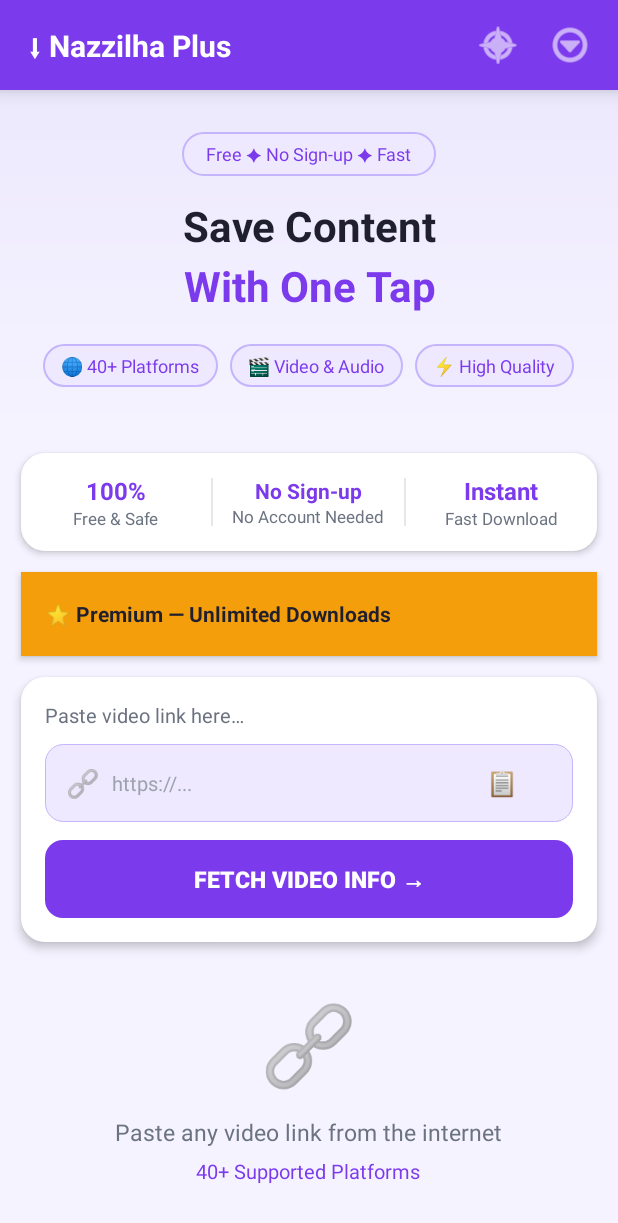
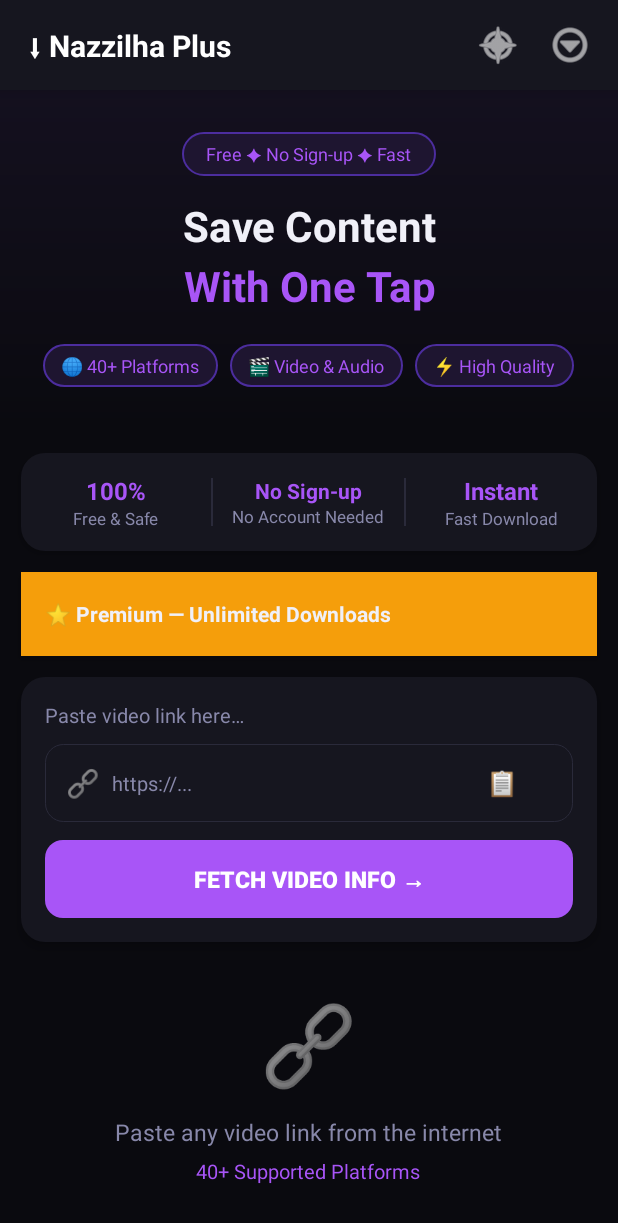
Before and after one commit to Ahmedmutlag/VIP-, an Android app: the screen it shows after launch (MainActivity), on a phone screen of 412 x 824 dp. Shown: the top 1223 px of the screen. Run offline under Robolectric (Android 15) with nearby library versions, the phone set to English and light mode, and no system bars; libraries missing offline, so code that uses them is left out: com.android.billingclient, com.google.android.play; 3 statements that could not run were skipped.

Commit message:
Apply dark theme to Android app matching website palette
Background #0a0a0f, card #16161f, borders #2a2a3a, accent #a855f7,
secondary cyan tones — mirrors the website's existing dark design.

Co-Authored-By: Claude Sonnet 4.6 <noreply@anthropic.com>
Claude-Session: https://claude.ai/code/session_01Lhfm8FpS78GKDGPdXmKrZi

```diff
--- a/android-app/app/src/main/java/com/nazzilhaplus/app/AppTheme.java
+++ b/android-app/app/src/main/java/com/nazzilhaplus/app/AppTheme.java
@@ -48,14 +48,14 @@ public class AppTheme {
 
     public static final AppTheme PURPLE = new AppTheme(
         "purple", "بنفسجي",
-        0xFFF5F3FF, 0xFF7C3AED, 0xFFFFFFFF,
-        0xFF7C3AED, 0xFF6D28D9,
-        0xFF1F1F2E, 0xFF6B7280,
-        0xFFEDE9FE, 0xFFF5F3FF,
-        0xFFEEE9FF, 0xFF1E1B2E,
-        0xFFEEE9FF, 0xFFC4B5FD,
-        0xFFEEE9FF, 0xFFC4B5FD,
-        0xFFE5E7EB
+        /* bg, header, card    */ 0xFF0a0a0f, 0xFF16161f, 0xFF16161f,
+        /* accent, accentDark  */ 0xFFa855f7, 0xFF7c3aed,
+        /* textPrimary, muted  */ 0xFFf0f0f8, 0xFF8888aa,
+        /* heroStart, heroEnd  */ 0xFF14101f, 0xFF0a0a0f,
+        /* progressTrack, footer */ 0xFF2a2a3a, 0xFF0d0d14,
+        /* inputBg, inputBorder  */ 0xFF16161f, 0xFF2a2a3a,
+        /* chipBg, chipBorder    */ 0xFF1e1530, 0xFF4c2d9e,
+        /* divider */ 0xFF2a2a3a
     );
 
     public static AppTheme getDefault() {
--- a/android-app/app/src/main/res/drawable/card_bg.xml
+++ b/android-app/app/src/main/res/drawable/card_bg.xml
@@ -1,5 +1,6 @@
 <?xml version="1.0" encoding="utf-8"?>
 <shape xmlns:android="http://schemas.android.com/apk/res/android">
-    <solid android:color="#FFFFFF" />
+    <solid android:color="#16161f" />
     <corners android:radius="16dp" />
+    <stroke android:width="1dp" android:color="#2a2a3a" />
 </shape>
--- a/android-app/app/src/main/res/drawable/chip_bg.xml
+++ b/android-app/app/src/main/res/drawable/chip_bg.xml
@@ -1,6 +1,6 @@
 <?xml version="1.0" encoding="utf-8"?>
 <shape xmlns:android="http://schemas.android.com/apk/res/android">
-    <solid android:color="#EEE9FF" />
+    <solid android:color="#1e1530" />
     <corners android:radius="24dp" />
-    <stroke android:width="1dp" android:color="#C4B5FD" />
+    <stroke android:width="1dp" android:color="#4c2d9e" />
 </shape>
--- a/android-app/app/src/main/res/drawable/hero_bg.xml
+++ b/android-app/app/src/main/res/drawable/hero_bg.xml
@@ -1,7 +1,7 @@
 <?xml version="1.0" encoding="utf-8"?>
 <shape xmlns:android="http://schemas.android.com/apk/res/android">
     <gradient
-        android:startColor="#EDE9FE"
-        android:endColor="#F5F3FF"
+        android:startColor="#14101f"
+        android:endColor="#0a0a0f"
         android:angle="270" />
 </shape>
--- a/android-app/app/src/main/res/drawable/input_bg.xml
+++ b/android-app/app/src/main/res/drawable/input_bg.xml
@@ -1,6 +1,6 @@
 <?xml version="1.0" encoding="utf-8"?>
 <shape xmlns:android="http://schemas.android.com/apk/res/android">
-    <solid android:color="#EEE9FF" />
+    <solid android:color="#16161f" />
     <corners android:radius="12dp" />
-    <stroke android:width="1dp" android:color="#C4B5FD" />
+    <stroke android:width="1dp" android:color="#2a2a3a" />
 </shape>
--- a/android-app/app/src/main/res/layout/activity_main.xml
+++ b/android-app/app/src/main/res/layout/activity_main.xml
@@ -4,7 +4,7 @@
     android:layout_width="match_parent"
     android:layout_height="match_parent"
     android:orientation="vertical"
-    android:background="#F5F3FF">
+    android:background="#0a0a0f">
 
     <!-- ══ Header ══════════════════════════════════════════════════════════ -->
     <LinearLayout
@@ -13,7 +13,7 @@
         android:layout_height="60dp"
         android:orientation="horizontal"
         android:gravity="center_vertical"
-        android:background="#7C3AED"
+        android:background="#16161f"
         android:paddingStart="18dp"
         android:paddingEnd="8dp"
         android:elevation="8dp">
@@ -104,7 +104,7 @@
                     android:layout_height="wrap_content"
                     android:text="@string/tagline"
                     android:textSize="12sp"
-                    android:textColor="#7C3AED"
+                    android:textColor="#a855f7"
                     android:background="@drawable/chip_bg"
                     android:paddingStart="16dp"
                     android:paddingEnd="16dp"
@@ -118,7 +118,7 @@
                     android:layout_height="wrap_content"
                     android:text="@string/hero_title1"
                     android:textSize="28sp"
-                    android:textColor="#1F1F2E"
+                    android:textColor="#f0f0f8"
                     android:textStyle="bold"
                     android:gravity="center"
                     android:layout_marginBottom="2dp" />
@@ -129,7 +129,7 @@
                     android:layout_height="wrap_content"
                     android:text="@string/hero_title2"
                     android:textSize="28sp"
-                    android:textColor="#7C3AED"
+                    android:textColor="#a855f7"
                     android:textStyle="bold"
                     android:gravity="center"
                     android:layout_marginBottom="20dp" />
@@ -146,7 +146,7 @@
                         android:layout_height="wrap_content"
                         android:text="@string/feat_platforms"
                         android:textSize="12sp"
-                        android:textColor="#7C3AED"
+                        android:textColor="#a855f7"
                         android:background="@drawable/chip_bg"
                         android:paddingStart="12dp"
                         android:paddingEnd="12dp"
@@ -159,7 +159,7 @@
                         android:layout_height="wrap_content"
                         android:text="@string/feat_media"
                         android:textSize="12sp"
-                        android:textColor="#6D28D9"
+                        android:textColor="#a855f7"
                         android:background="@drawable/chip_bg"
                         android:paddingStart="12dp"
                         android:paddingEnd="12dp"
@@ -172,7 +172,7 @@
                         android:layout_height="wrap_content"
                         android:text="@string/feat_quality"
                         android:textSize="12sp"
-                        android:textColor="#7C3AED"
+                        android:textColor="#a855f7"
                         android:background="@drawable/chip_bg"
                         android:paddingStart="12dp"
                         android:paddingEnd="12dp"
@@ -209,20 +209,20 @@
                         android:layout_height="wrap_content"
                         android:text="100%"
                         android:textSize="16sp"
-                        android:textColor="#7C3AED"
+                        android:textColor="#a855f7"
                         android:textStyle="bold" />
                     <TextView
                         android:layout_width="wrap_content"
                         android:layout_height="wrap_content"
                         android:text="@string/stat_free_label"
                         android:textSize="11sp"
-                        android:textColor="#6B7280" />
+                        android:textColor="#8888aa" />
                 </LinearLayout>
 
                 <View
                     android:layout_width="1dp"
                     android:layout_height="32dp"
-                    android:background="#E5E7EB" />
+                    android:background="#2a2a3a" />
 
                 <LinearLayout
                     android:layout_width="0dp"
@@ -235,20 +235,20 @@
                         android:layout_height="wrap_content"
                         android:text="@string/stat_noreg_label"
                         android:textSize="14sp"
-                        android:textColor="#7C3AED"
+                        android:textColor="#a855f7"
                         android:textStyle="bold" />
                     <TextView
                         android:layout_width="wrap_content"
                         android:layout_height="wrap_content"
                         android:text="@string/stat_noaccount"
                         android:textSize="11sp"
-                        android:textColor="#6B7280" />
+                        android:textColor="#8888aa" />
                 </LinearLayout>
 
                 <View
                     android:layout_width="1dp"
                     android:layout_height="32dp"
-                    android:background="#E5E7EB" />
+                    android:background="#2a2a3a" />
 
                 <LinearLayout
                     android:layout_width="0dp"
@@ -261,14 +261,14 @@
                         android:layout_height="wrap_content"
                         android:text="@string/stat_fast_label"
                         android:textSize="16sp"
-                        android:textColor="#7C3AED"
+                        android:textColor="#a855f7"
                         android:textStyle="bold" />
                     <TextView
                         android:layout_width="wrap_content"
                         android:layout_height="wrap_content"
                         android:text="@string/stat_fast_sub"
                         android:textSize="11sp"
-                        android:textColor="#6B7280" />
+                        android:textColor="#8888aa" />
                 </LinearLayout>
 
             </LinearLayout>
@@ -330,7 +330,7 @@
                     android:layout_height="wrap_content"
                     android:text="@string/url_hint"
                     android:textSize="13sp"
-                    android:textColor="#6B7280"
+                    android:textColor="#8888aa"
                     android:layout_marginBottom="10dp" />
 
                 <!-- Input row -->
@@ -359,8 +359,8 @@
                         android:hint="https://..."
                         android:inputType="textUri"
                         android:textSize="13sp"
-                        android:textColor="#1F1F2E"
-                        android:textColorHint="#9CA3AF"
+                        android:textColor="#f0f0f8"
+                        android:textColorHint="#8888aa"
                         android:background="@null"
                         android:singleLine="true"
                         android:layoutDirection="ltr"
@@ -401,7 +401,7 @@
                 android:layout_height="48dp"
                 android:layout_gravity="center_horizontal"
                 android:layout_marginTop="20dp"
-                android:indeterminateTint="#7C3AED"
+                android:indeterminateTint="#a855f7"
                 android:visibility="gone" />
 
             <!-- ── Error Box ────────────────────────────────────────────── -->
@@ -412,9 +412,9 @@
                 android:layout_marginStart="14dp"
                 android:layout_marginEnd="14dp"
                 android:layout_marginTop="10dp"
-                android:background="#FEE2E2"
+                android:background="#2d1515"
                 android:padding="14dp"
-                android:textColor="#DC2626"
+                android:textColor="#ff6b6b"
                 android:textSize="13sp"
                 android:lineSpacingExtra="4dp"
                 android:visibility="gone" />
@@ -445,7 +445,7 @@
                         android:layout_width="120dp"
                         android:layout_height="80dp"
                         android:scaleType="centerCrop"
-                        android:background="#E5E7EB"
+                        android:background="#2a2a3a"
                         android:layout_marginEnd="12dp" />
 
                     <LinearLayout
@@ -460,7 +460,7 @@
                             android:layout_width="wrap_content"
                             android:layout_height="wrap_content"
                             android:background="@drawable/chip_bg"
-                            android:textColor="#7C3AED"
+                            android:textColor="#a855f7"
                             android:textSize="11sp"
                             android:textStyle="bold"
                             android:paddingStart="10dp"
@@ -474,7 +474,7 @@
                             android:layout_width="match_parent"
                             android:layout_height="wrap_content"
                             android:textSize="13sp"
-                            android:textColor="#1F1F2E"
+                            android:textColor="#f0f0f8"
                             android:textStyle="bold"
                             android:maxLines="3"
                             android:ellipsize="end"
@@ -488,7 +488,7 @@
                 <View
                     android:layout_width="match_parent"
                     android:layout_height="1dp"
-                    android:background="#F3F4F6"
+                    android:background="#2a2a3a"
                     android:layout_marginBottom="14dp" />
 
                 <TextView
@@ -496,7 +496,7 @@
                     android:layout_height="wrap_content"
                     android:text="@string/quality_label"
                     android:textSize="13sp"
-                    android:textColor="#6B7280"
+                    android:textColor="#8888aa"
                     android:textStyle="bold"
                     android:layout_marginBottom="10dp" />
 
@@ -536,7 +536,7 @@
                         android:layout_weight="1"
                         android:text="@string/downloading_label"
                         android:textSize="14sp"
-                        android:textColor="#1F1F2E"
+                        android:textColor="#f0f0f8"
                         android:textStyle="bold" />
 
                     <TextView
@@ -545,7 +545,7 @@
                         android:layout_height="wrap_content"
                         android:text="0%"
                         android:textSize="14sp"
-                        android:textColor="#7C3AED"
+                        android:textColor="#a855f7"
                         android:textStyle="bold" />
 
                 </LinearLayout>
@@ -557,15 +557,15 @@
                     android:layout_height="8dp"
                     android:max="100"
                     android:progress="0"
-                    android:progressTint="#7C3AED"
-                    android:progressBackgroundTint="#EEE9FF" />
+                    android:progressTint="#7c3aed"
+                    android:progressBackgroundTint="#2a2a3a" />
 
                 <TextView
                     android:id="@+id/downloadFilename"
                     android:layout_width="match_parent"
                     android:layout_height="wrap_content"
                     android:textSize="11sp"
-                    android:textColor="#9CA3AF"
+                    android:textColor="#8888aa"
                     android:layout_marginTop="6dp"
                     android:maxLines="1"
                     android:ellipsize="middle"
@@ -600,7 +600,7 @@
                         android:layout_weight="1"
                         android:text="@string/history_title"
                         android:textSize="14sp"
-                        android:textColor="#1F1F2E"
+                        android:textColor="#f0f0f8"
                         android:textStyle="bold" />
 
                     <Button
@@ -609,7 +609,7 @@
                         android:layout_height="32dp"
                         android:text="@string/btn_clear"
                         android:textSize="11sp"
-                        android:textColor="#6B7280"
+                        android:textColor="#8888aa"
                         android:background="@null"
                         android:stateListAnimator="@null" />
 
@@ -647,7 +647,7 @@
                     android:layout_height="wrap_content"
                     android:text="@string/hint_paste_url"
                     android:textSize="15sp"
-                    android:textColor="#6B7280"
+                    android:textColor="#8888aa"
                     android:gravity="center" />
 
                 <TextView
@@ -655,7 +655,7 @@
                     android:layout_height="wrap_content"
                     android:text="@string/hint_platforms"
                     android:textSize="13sp"
-                    android:textColor="#A78BFA"
+                    android:textColor="#a855f7"
                     android:gravity="center"
                     android:layout_marginTop="6dp" />
 
@@ -686,7 +686,7 @@
                     android:layout_height="wrap_content"
                     android:text="@string/footer_tagline"
                     android:textSize="12sp"
-                    android:textColor="#9CA3AF"
+                    android:textColor="#8888aa"
                     android:layout_marginBottom="16dp" />
 
                 <!-- Footer links -->
@@ -730,7 +730,7 @@
                 <View
                     android:layout_width="match_parent"
                     android:layout_height="1dp"
-                    android:background="#374151"
+                    android:background="#2a2a3a"
                     android:layout_marginBottom="14dp" />
 
                 <TextView
@@ -738,7 +738,7 @@
                     android:layout_height="wrap_content"
                     android:text="@string/footer_copyright"
                     android:textSize="11sp"
-                    android:textColor="#6B7280" />
+                    android:textColor="#8888aa" />
 
             </LinearLayout>
 
--- a/android-app/app/src/main/res/values/colors.xml
+++ b/android-app/app/src/main/res/values/colors.xml
@@ -1,14 +1,17 @@
 <?xml version="1.0" encoding="utf-8"?>
 <resources>
-    <!-- Existing colors (kept for compatibility) -->
     <color name="bg_dark">#0a0a0f</color>
+    <color name="bg_card">#16161f</color>
+    <color name="bg_border">#2a2a3a</color>
+    <color name="text_primary">#f0f0f8</color>
+    <color name="text_muted">#8888aa</color>
     <color name="accent">#7c3aed</color>
-    <color name="white">#FFFFFF</color>
-
-    <!-- New native-UI colors -->
+    <color name="accent_light">#a855f7</color>
+    <color name="accent2">#06b6d4</color>
     <color name="primary">#7c3aed</color>
     <color name="green">#22c55e</color>
     <color name="gold">#f59e0b</color>
-    <color name="background">#ffffff</color>
-    <color name="text_gray">#666666</color>
+    <color name="background">#0a0a0f</color>
+    <color name="white">#FFFFFF</color>
+    <color name="text_gray">#8888aa</color>
 </resources>
--- a/android-app/app/src/main/res/values/themes.xml
+++ b/android-app/app/src/main/res/values/themes.xml
@@ -1,8 +1,10 @@
 <?xml version="1.0" encoding="utf-8"?>
 <resources>
     <style name="Theme.NazzilhaPlus" parent="Theme.AppCompat.NoActionBar">
-        <item name="android:windowBackground">@color/background</item>
-        <item name="android:statusBarColor">@color/primary</item>
-        <item name="android:navigationBarColor">@color/background</item>
+        <item name="android:windowBackground">@color/bg_dark</item>
+        <item name="android:statusBarColor">@color/bg_dark</item>
+        <item name="android:navigationBarColor">@color/bg_dark</item>
+        <item name="android:textColorPrimary">@color/text_primary</item>
+        <item name="android:textColorSecondary">@color/text_muted</item>
     </style>
 </resources>
```
